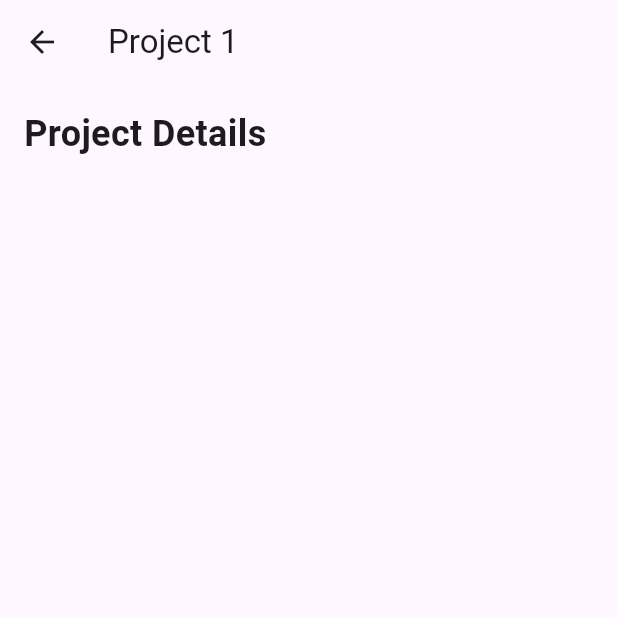
After one commit to kimjooyoon/home_page, a Flutter app: the HomePage screen opened directly, after a tap on "Project 1", on a phone screen of 412 x 824 dp, the top half of it. The commit adds this screen. Run offline on Flutter 3.47's test engine with Material 3 defaults, Android fonts, the light colour scheme and no system bars; our stand-ins replace flutter_svg.

Commit message:
feat: add project detail

```diff
--- a/lib/molecules/project_card/project_card.dart
+++ b/lib/molecules/project_card/project_card.dart
@@ -4,12 +4,12 @@ class ProjectCard extends StatelessWidget {
   final String projectName;
   final double progress;
 
-  ProjectCard({required this.projectName, required this.progress});
+  const ProjectCard({Key? key, required this.projectName, required this.progress}) : super(key: key);
 
   @override
   Widget build(BuildContext context) {
     return Card(
-      margin: EdgeInsets.symmetric(vertical: 10),
+      margin: const EdgeInsets.symmetric(vertical: 10),
       child: Padding(
         padding: const EdgeInsets.all(16.0),
         child: Column(
@@ -17,9 +17,9 @@ class ProjectCard extends StatelessWidget {
           children: <Widget>[
             Text(
               projectName,
-              style: TextStyle(fontSize: 18, fontWeight: FontWeight.bold),
+              style: const TextStyle(fontSize: 18, fontWeight: FontWeight.bold),
             ),
-            SizedBox(height: 10),
+            const SizedBox(height: 10),
             LinearProgressIndicator(
               value: progress,
               backgroundColor: Colors.grey[300],
--- a/lib/pages/home/home.dart
+++ b/lib/pages/home/home.dart
@@ -1,7 +1,17 @@
 import 'package:flutter/material.dart';
-import 'package:home_page/molecules/project_card/project_card.dart';  // ProjectCard 임포트
+import 'package:home_page/molecules/project_card/project_card.dart';
+import 'package:home_page/pages/project_detail/project_detail.dart';
 
 class HomePage extends StatelessWidget {
+  const HomePage({Key? key}) : super(key: key);
+
+  void _navigateToProjectDetail(BuildContext context, String projectName) {
+    Navigator.push(
+      context,
+      MaterialPageRoute(builder: (context) => ProjectDetailPage(projectName: projectName)),
+    );
+  }
+
   @override
   Widget build(BuildContext context) {
     return Scaffold(
@@ -10,18 +20,23 @@ class HomePage extends StatelessWidget {
         child: Column(
           crossAxisAlignment: CrossAxisAlignment.start,
           children: <Widget>[
-            Text(
+            const Text(
               'Welcome, [User]',
               style: TextStyle(fontSize: 24, fontWeight: FontWeight.bold),
             ),
-            SizedBox(height: 20),
-            Text('Project Overview', style: TextStyle(fontSize: 20)),
-            // 주요 프로젝트 카드들
+            const SizedBox(height: 20),
+            const Text('Project Overview', style: TextStyle(fontSize: 20)),
             Expanded(
               child: ListView(
                 children: <Widget>[
-                  ProjectCard(projectName: 'Project 1', progress: 0.7),
-                  ProjectCard(projectName: 'Project 2', progress: 0.4),
+                  GestureDetector(
+                    onTap: () => _navigateToProjectDetail(context, 'Project 1'),
+                    child: const ProjectCard(projectName: 'Project 1', progress: 0.7),
+                  ),
+                  GestureDetector(
+                    onTap: () => _navigateToProjectDetail(context, 'Project 2'),
+                    child: const ProjectCard(projectName: 'Project 2', progress: 0.4),
+                  ),
                   // 추가 프로젝트 카드들
                 ],
               ),
--- /dev/null
+++ b/lib/pages/project_detail/project_detail.dart
@@ -0,0 +1,29 @@
+import 'package:flutter/material.dart';
+
+class ProjectDetailPage extends StatelessWidget {
+  final String projectName;
+
+  const ProjectDetailPage({Key? key, required this.projectName}) : super(key: key);
+
+  @override
+  Widget build(BuildContext context) {
+    return Scaffold(
+      appBar: AppBar(
+        title: Text(projectName),
+      ),
+      body: const Padding(
+        padding: EdgeInsets.all(16.0),
+        child: Column(
+          crossAxisAlignment: CrossAxisAlignment.start,
+          children: <Widget>[
+            Text(
+              'Project Details',
+              style: TextStyle(fontSize: 24, fontWeight: FontWeight.bold),
+            ),
+            // 프로젝트 상세 내용
+          ],
+        ),
+      ),
+    );
+  }
+}
```
